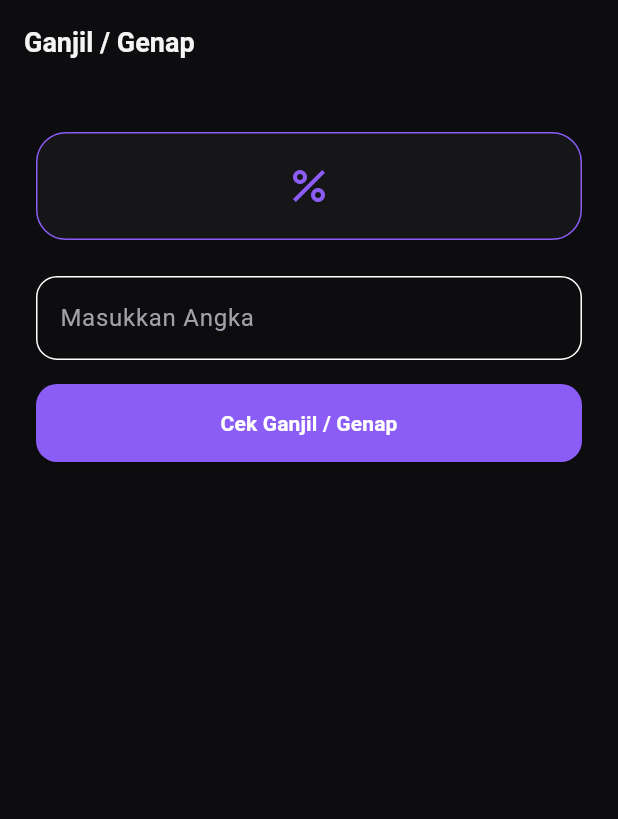
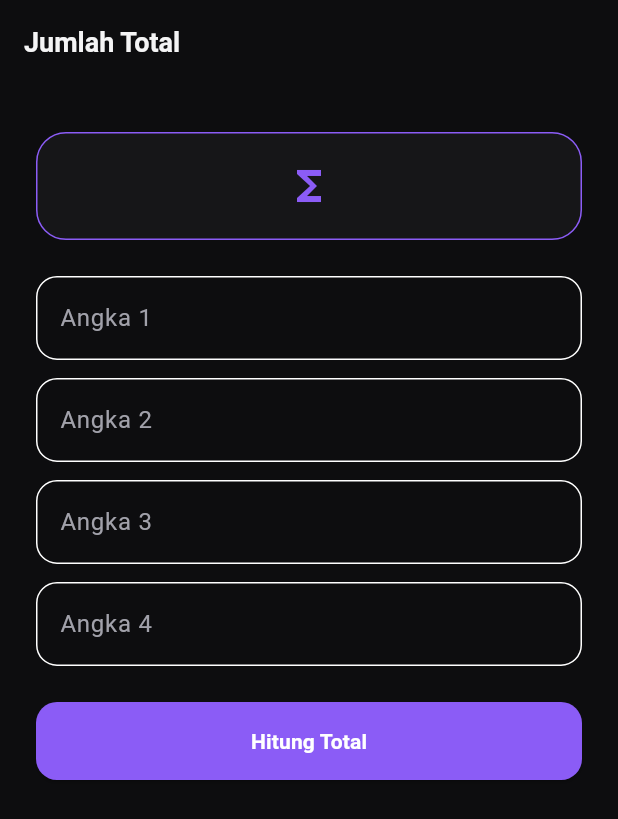
Before and after one commit to Bintang-Dirgantoro/Mobile-tugas-2-, a Flutter app: the screen it shows after launch, on a phone screen of 412 x 824 dp. Shown: the top 819 px of the screen. Run offline on Flutter 3.47's test engine with Material 3 defaults, Android fonts, the phone set to English and light mode, and no system bars.

Commit message:
add total page

```diff
--- a/lib/main.dart
+++ b/lib/main.dart
@@ -3,6 +3,7 @@ import 'package:flutter/material.dart';
 import 'package:mobile_tugas2/pages/group_page.dart';
 import 'package:mobile_tugas2/pages/odd_even_page.dart';
 import 'package:mobile_tugas2/theme/app_colors.dart';
+import 'package:mobile_tugas2/pages/total_page.dart';
 
 void main() {
   runApp(const MyApp());
@@ -36,7 +37,7 @@ class MyApp extends StatelessWidget {
           iconTheme: IconThemeData(color: AppColors.textPrimary),
         ),
       ),
-      home: const OddEvenPage(),
+      home: const TotalPage(),
     );
   }
 }
--- /dev/null
+++ b/lib/pages/total_page.dart
@@ -0,0 +1,154 @@
+import 'package:flutter/material.dart';
+
+import 'package:mobile_tugas2/theme/app_colors.dart';
+
+class TotalPage extends StatefulWidget {
+  const TotalPage({super.key});
+
+  @override
+  State<TotalPage> createState() => _TotalPageState();
+}
+
+class _TotalPageState extends State<TotalPage> {
+  // ===== STATE: 4 input, masing-masing PUNYA controller sendiri =====
+  final TextEditingController _controller1 = TextEditingController();
+  final TextEditingController _controller2 = TextEditingController();
+  final TextEditingController _controller3 = TextEditingController();
+  final TextEditingController _controller4 = TextEditingController();
+  String _result = '';
+
+  @override
+  void dispose() {
+    _controller1.dispose();
+    _controller2.dispose();
+    _controller3.dispose();
+    _controller4.dispose();
+    super.dispose();
+  }
+
+    // ===== HELPER: pabrik TextField angka =====
+  Widget _numberField(String label, TextEditingController controller) {
+    return TextField(
+      controller: controller,
+      keyboardType: TextInputType.number,
+      style: const TextStyle(color: AppColors.textPrimary),
+      decoration: InputDecoration(
+        labelText: label,
+        labelStyle: const TextStyle(color: AppColors.textSecondary),
+        border: OutlineInputBorder(
+          borderRadius: BorderRadius.circular(14),
+        ),
+      ),
+    );
+  }
+
+    @override
+  Widget build(BuildContext context) {
+    return Scaffold(
+      appBar: AppBar(
+        title: const Text('Jumlah Total'),
+      ),
+      body: SingleChildScrollView(
+        padding: const EdgeInsets.all(24),
+        child: Column(
+          crossAxisAlignment: CrossAxisAlignment.stretch,
+          children: [
+            const SizedBox(height: 8),
+
+            // ===== HEADER (pola sama seperti 2 halaman sebelumnya) =====
+            Container(
+              width: 72,
+              height: 72,
+              decoration: BoxDecoration(
+                color: AppColors.card,
+                borderRadius: BorderRadius.circular(20),
+                border: Border.all(color: AppColors.accent),
+              ),
+              child: const Icon(
+                Icons.functions,
+                color: AppColors.accent,
+                size: 32,
+              ),
+            ),
+            const SizedBox(height: 24),
+
+            // ===== 4 INPUT =====
+            _numberField('Angka 1', _controller1),
+            const SizedBox(height: 12),
+            _numberField('Angka 2', _controller2),
+            const SizedBox(height: 12),
+            _numberField('Angka 3', _controller3),
+            const SizedBox(height: 12),
+            _numberField('Angka 4', _controller4),
+            const SizedBox(height: 24),
+
+            // ===== TOMBOL =====
+            ElevatedButton(
+              onPressed: _calculateTotal,
+              style: ElevatedButton.styleFrom(
+                backgroundColor: AppColors.accent,
+                foregroundColor: Colors.white,
+                padding: const EdgeInsets.symmetric(vertical: 16),
+                shape: RoundedRectangleBorder(
+                  borderRadius: BorderRadius.circular(14),
+                ),
+              ),
+              child: const Text(
+                'Hitung Total',
+                style: TextStyle(fontWeight: FontWeight.w600),
+              ),
+            ),
+            const SizedBox(height: 24),
+
+            // ===== HASIL =====
+            if (_result.isNotEmpty)
+              Container(
+                padding: const EdgeInsets.all(20),
+                decoration: BoxDecoration(
+                  color: AppColors.card,
+                  borderRadius: BorderRadius.circular(20),
+                  border: Border.all(color: AppColors.border),
+                ),
+                child: Text(
+                  _result,
+                  textAlign: TextAlign.center,
+                  style: const TextStyle(
+                    color: AppColors.textPrimary,
+                    fontSize: 18,
+                    fontWeight: FontWeight.w600,
+                  ),
+                ),
+              ),
+          ],
+        ),
+      ),
+    );
+  }
+
+    // ===== LOGIKA JUMLAH TOTAL =====
+  void _calculateTotal() {
+    // Kumpulkan 4 controller ke dalam satu List
+    final controllers = [
+      _controller1,
+      _controller2,
+      _controller3,
+      _controller4,
+    ];
+
+    int total = 0;
+    for (final controller in controllers) {
+      final number = int.tryParse(controller.text.trim());
+      if (number == null) {
+        setState(() {
+          _result = 'Semua kolom harus diisi angka valid!';
+        });
+        return; // berhenti di kolom pertama yang tidak valid
+      }
+      total += number;
+    }
+
+    setState(() {
+      _result = 'Total: $total';
+    });
+  }
+}
```
